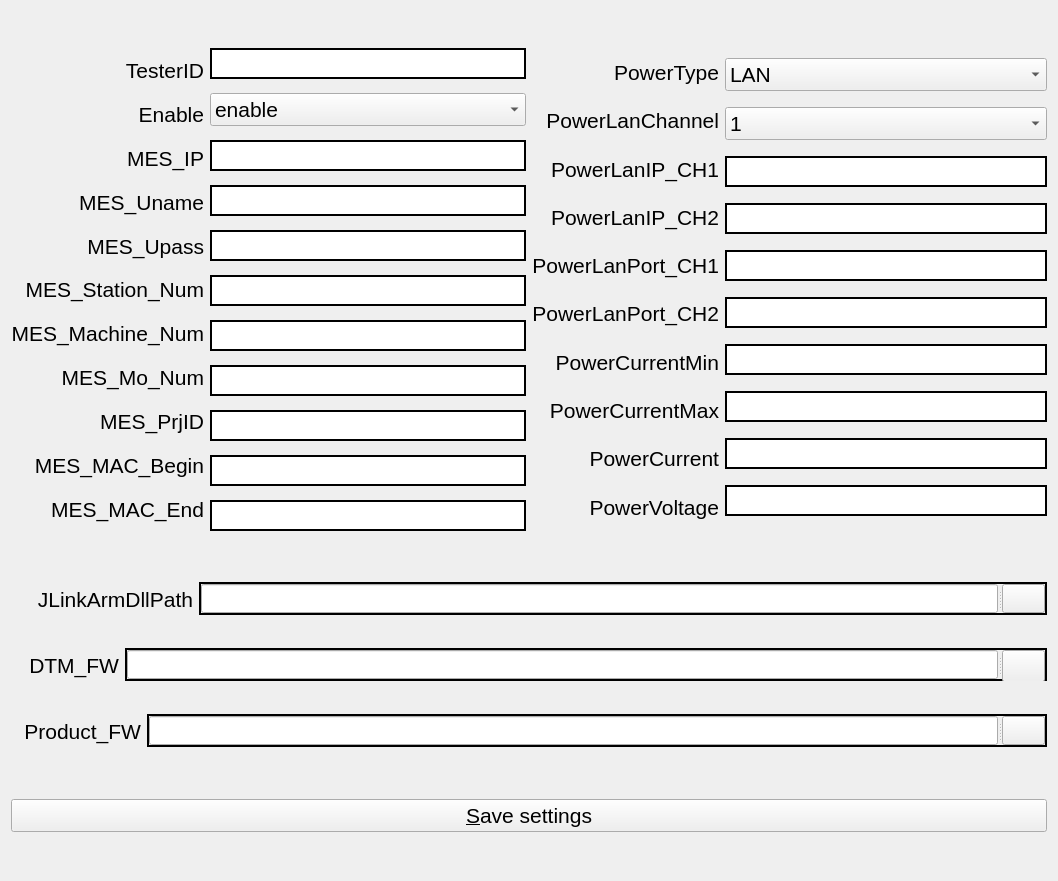
Above: ini_config/ini_config.ui from cgub0021142/qt_ini_config before the change. Below: the same form after it.
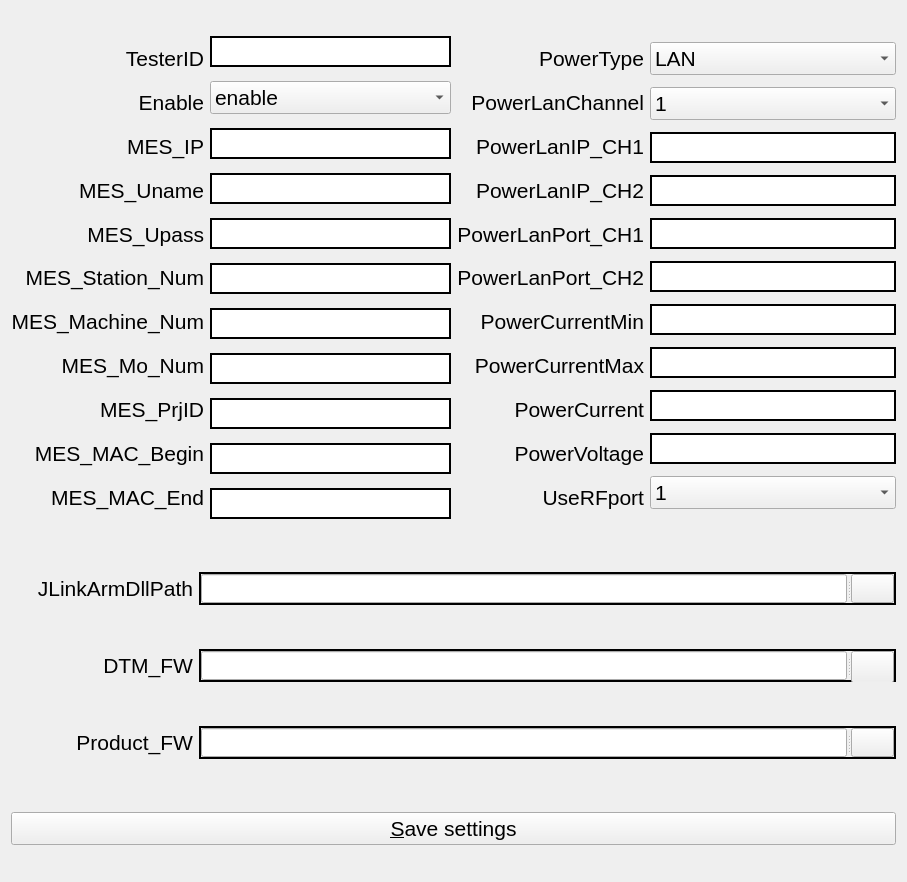
That is the form after the change. Icons and pictures are not drawn.

The edit to the form file:
```diff
--- a/ini_config/ini_config.ui
+++ b/ini_config/ini_config.ui
@@ -6,8 +6,8 @@
    <rect>
     <x>0</x>
     <y>0</y>
-    <width>1058</width>
-    <height>881</height>
+    <width>907</width>
+    <height>882</height>
    </rect>
   </property>
   <property name="font">
@@ -687,6 +687,34 @@
            </property>
           </widget>
          </item>
+         <item>
+          <widget class="QLabel" name="l_UseRFport">
+           <property name="frameShape">
+            <enum>QFrame::NoFrame</enum>
+           </property>
+           <property name="frameShadow">
+            <enum>QFrame::Plain</enum>
+           </property>
+           <property name="lineWidth">
+            <number>2</number>
+           </property>
+           <property name="midLineWidth">
+            <number>2</number>
+           </property>
+           <property name="text">
+            <string>UseRFport</string>
+           </property>
+           <property name="textFormat">
+            <enum>Qt::AutoText</enum>
+           </property>
+           <property name="alignment">
+            <set>Qt::AlignRight|Qt::AlignTrailing|Qt::AlignVCenter</set>
+           </property>
+           <property name="indent">
+            <number>-1</number>
+           </property>
+          </widget>
+         </item>
         </layout>
        </item>
        <item>
@@ -893,6 +921,50 @@
            </property>
           </widget>
          </item>
+         <item>
+          <widget class="QComboBox" name="cbo_rfport">
+           <item>
+            <property name="text">
+             <string>1</string>
+            </property>
+           </item>
+           <item>
+            <property name="text">
+             <string>2</string>
+            </property>
+           </item>
+           <item>
+            <property name="text">
+             <string>3</string>
+            </property>
+           </item>
+           <item>
+            <property name="text">
+             <string>4</string>
+            </property>
+           </item>
+           <item>
+            <property name="text">
+             <string>5</string>
+            </property>
+           </item>
+           <item>
+            <property name="text">
+             <string>6</string>
+            </property>
+           </item>
+           <item>
+            <property name="text">
+             <string>7</string>
+            </property>
+           </item>
+           <item>
+            <property name="text">
+             <string>8</string>
+            </property>
+           </item>
+          </widget>
+         </item>
         </layout>
        </item>
       </layout>
@@ -902,7 +974,7 @@
    <item>
     <layout class="QVBoxLayout" name="verticalLayout_5">
      <property name="spacing">
-      <number>16</number>
+      <number>0</number>
      </property>
      <item>
       <layout class="QHBoxLayout" name="horizontalLayout_3">
@@ -911,7 +983,7 @@
          <property name="minimumSize">
           <size>
            <width>182</width>
-           <height>50</height>
+           <height>77</height>
           </size>
          </property>
          <property name="layoutDirection">
@@ -1007,8 +1079,8 @@
         <widget class="QLabel" name="l_DTM_FW">
          <property name="minimumSize">
           <size>
-           <width>108</width>
-           <height>50</height>
+           <width>182</width>
+           <height>77</height>
           </size>
          </property>
          <property name="layoutDirection">
@@ -1110,8 +1182,8 @@
         <widget class="QLabel" name="l_Product_FW">
          <property name="minimumSize">
           <size>
-           <width>130</width>
-           <height>50</height>
+           <width>182</width>
+           <height>77</height>
           </size>
          </property>
          <property name="layoutDirection">
```
